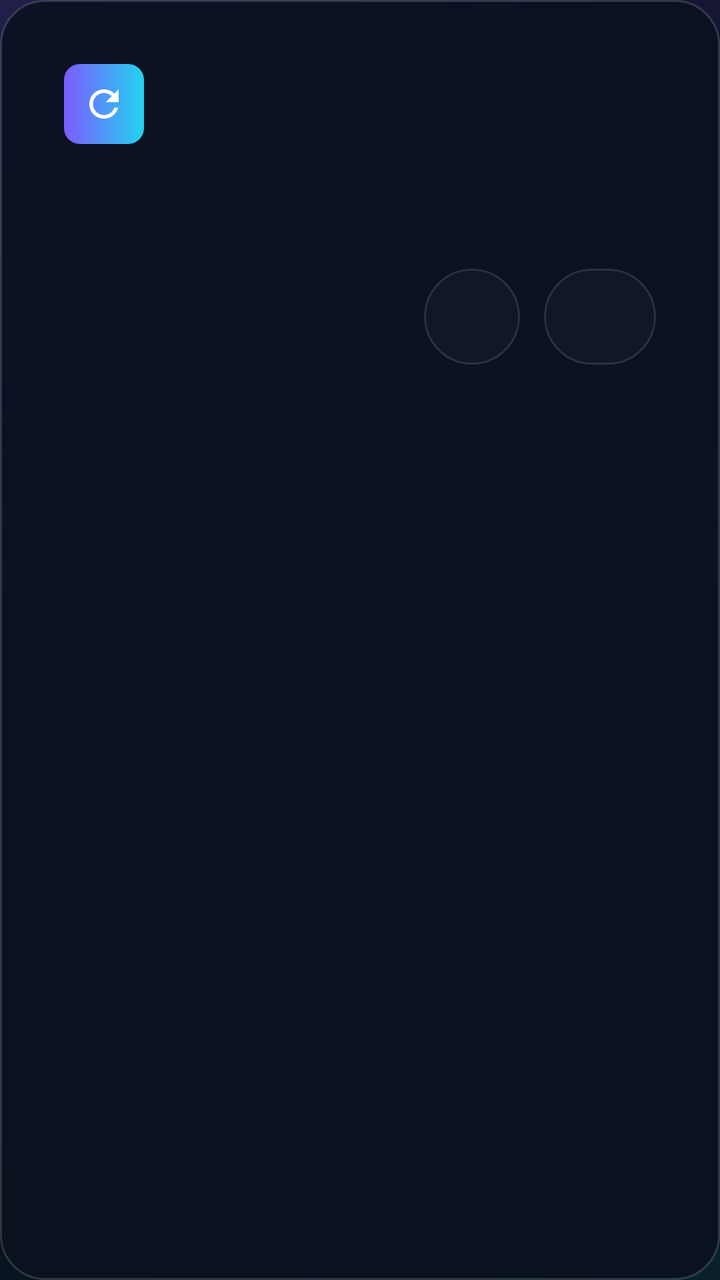
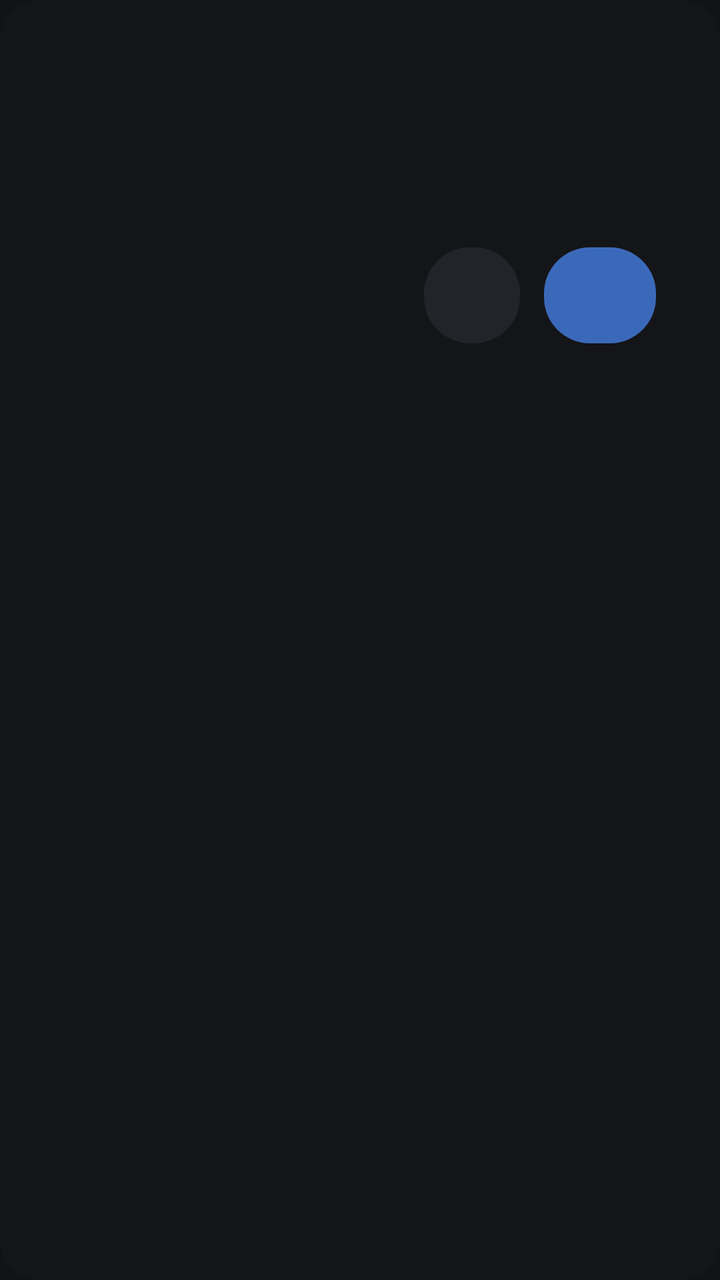

Two renders of the same Android screen: before a commit and after it. Below are the layout's source before the change and the commit's diff.
<!-- AndroidManifest.xml: application theme Theme.Lumen -->
<!-- res/layout/dialog_update.xml -->
<?xml version="1.0" encoding="utf-8"?>
<LinearLayout xmlns:android="http://schemas.android.com/apk/res/android"
    android:layout_width="520dp"
    android:layout_height="wrap_content"
    android:background="@drawable/bg_panel"
    android:orientation="vertical"
    android:padding="32dp">

    <LinearLayout
        android:layout_width="match_parent"
        android:layout_height="wrap_content"
        android:gravity="center_vertical"
        android:orientation="horizontal">

        <FrameLayout
            android:layout_width="40dp"
            android:layout_height="40dp"
            android:background="@drawable/bg_chip_accent">

            <ImageView
                android:layout_width="22dp"
                android:layout_height="22dp"
                android:layout_gravity="center"
                android:src="@drawable/ic_refresh" />
        </FrameLayout>

        <TextView
            android:id="@+id/upd_title"
            android:layout_width="0dp"
            android:layout_height="wrap_content"
            android:layout_marginStart="16dp"
            android:layout_weight="1"
            android:tag="bold"
            android:textColor="@color/text"
            android:textSize="22sp" />
    </LinearLayout>

    <TextView
        android:id="@+id/upd_text"
        android:layout_width="match_parent"
        android:layout_height="wrap_content"
        android:layout_marginTop="16dp"
        android:lineSpacingExtra="3dp"
        android:textColor="@color/text_2"
        android:textSize="15sp" />

    <ProgressBar
        android:id="@+id/upd_progress"
        style="@android:style/Widget.Material.ProgressBar.Horizontal"
        android:layout_width="match_parent"
        android:layout_height="8dp"
        android:layout_marginTop="20dp"
        android:max="100"
        android:progressBackgroundTint="@color/surface_3"
        android:progressTint="@color/accent_2"
        android:visibility="gone" />

    <LinearLayout
        android:layout_width="match_parent"
        android:layout_height="wrap_content"
        android:layout_marginTop="26dp"
        android:gravity="end"
        android:orientation="horizontal">

        <TextView
            android:id="@+id/upd_later"
            android:layout_width="wrap_content"
            android:layout_height="48dp"
            android:background="@drawable/bg_button"
            android:clickable="true"
            android:focusable="true"
            android:gravity="center"
            android:paddingStart="24dp"
            android:paddingEnd="24dp"
            android:tag="medium"
            android:textColor="@color/text"
            android:textSize="15sp" />

        <TextView
            android:id="@+id/upd_install"
            android:layout_width="wrap_content"
            android:layout_height="48dp"
            android:layout_marginStart="12dp"
            android:background="@drawable/bg_button"
            android:clickable="true"
            android:focusable="true"
            android:gravity="center"
            android:paddingStart="28dp"
            android:paddingEnd="28dp"
            android:tag="semibold"
            android:textColor="@color/text"
            android:textSize="15sp" />
    </LinearLayout>
</LinearLayout>
<!-- resources referenced by this layout -->
<resources>
  <color name="accent_2">#22D3EE</color>
  <color name="surface_3">#232F48</color>
  <color name="text">#F4F6FB</color>
  <color name="text_2">#A3AECA</color>
  <!-- drawable bg_button (drawable) -->
  <?xml version="1.0" encoding="utf-8"?>
  <selector xmlns:android="http://schemas.android.com/apk/res/android">
      <item android:state_focused="true">
          <shape android:shape="rectangle">
              <corners android:radius="24dp" />
              <gradient android:angle="0" android:startColor="@color/accent" android:endColor="#4F7CF0" />
          </shape>
      </item>
      <item>
          <shape android:shape="rectangle">
              <corners android:radius="24dp" />
              <solid android:color="#B3121A2B" />
              <stroke android:width="1dp" android:color="#1FFFFFFF" />
          </shape>
      </item>
  </selector>
  <!-- drawable bg_chip_accent (drawable) -->
  <?xml version="1.0" encoding="utf-8"?>
  <shape xmlns:android="http://schemas.android.com/apk/res/android" android:shape="rectangle">
      <corners android:radius="8dp" />
      <gradient android:angle="0" android:startColor="@color/accent" android:endColor="@color/accent_2" />
  </shape>
  <!-- drawable bg_panel (drawable) -->
  <?xml version="1.0" encoding="utf-8"?>
  <shape xmlns:android="http://schemas.android.com/apk/res/android" android:shape="rectangle">
      <corners android:radius="22dp" />
      <solid android:color="#E60B1120" />
      <stroke android:width="1dp" android:color="#26FFFFFF" />
  </shape>
  <!-- drawable ic_refresh (drawable) -->
  <?xml version="1.0" encoding="utf-8"?>
  <vector xmlns:android="http://schemas.android.com/apk/res/android"
      android:width="24dp" android:height="24dp" android:viewportWidth="24" android:viewportHeight="24">
      <path android:fillColor="#FFFFFFFF" android:pathData="M17.65,6.35C16.2,4.9 14.21,4 12,4c-4.42,0 -7.99,3.58 -7.99,8s3.57,8 7.99,8c3.73,0 6.84,-2.55 7.73,-6h-2.08c-0.82,2.33 -3.04,4 -5.65,4 -3.31,0 -6,-2.69 -6,-6s2.69,-6 6,-6c1.66,0 3.14,0.69 4.22,1.78L13,11h7V4l-2.35,2.35z" />
  </vector>
  <style name="Theme.Lumen" parent="@android:style/Theme.Material.NoActionBar.Fullscreen">
          <item name="android:windowBackground">@drawable/bg_app</item>
          <item name="android:colorPrimary">@color/accent</item>
          <item name="android:colorPrimaryDark">@color/bg_deep</item>
          <item name="android:colorAccent">@color/accent_2</item>
          <item name="android:textColorPrimary">@color/text</item>
          <item name="android:textColorSecondary">@color/text_2</item>
          <item name="android:textColorHint">@color/text_3</item>
          <item name="android:windowContentOverlay">@null</item>
          <item name="android:windowNoTitle">true</item>
          <item name="android:colorBackground">@color/bg</item>
      </style>
  <color name="accent">#7C5CFF</color>
  <!-- drawable bg_app (drawable) -->
  <?xml version="1.0" encoding="utf-8"?>
  <layer-list xmlns:android="http://schemas.android.com/apk/res/android">
      <item>
          <shape android:shape="rectangle">
              <gradient android:angle="315" android:startColor="#0B1222" android:centerColor="#080D19" android:endColor="#05080F" />
          </shape>
      </item>
      <item>
          <shape android:shape="rectangle">
              <gradient android:type="radial" android:centerX="0.08" android:centerY="0.0"
                  android:gradientRadius="620dp" android:startColor="#2E7C5CFF" android:endColor="#007C5CFF" />
          </shape>
      </item>
      <item>
          <shape android:shape="rectangle">
              <gradient android:type="radial" android:centerX="1.0" android:centerY="1.0"
                  android:gradientRadius="560dp" android:startColor="#1F22D3EE" android:endColor="#0022D3EE" />
          </shape>
      </item>
  </layer-list>
  <color name="bg_deep">#05080F</color>
  <color name="text_3">#64708A</color>
  <color name="bg">#0A0F1C</color>
</resources>

<!-- the commit's change to res/layout/dialog_update.xml (unified diff, before → after) -->
@@ -12,23 +12,10 @@
         android:gravity="center_vertical"
         android:orientation="horizontal">
 
-        <FrameLayout
-            android:layout_width="40dp"
-            android:layout_height="40dp"
-            android:background="@drawable/bg_chip_accent">
-
-            <ImageView
-                android:layout_width="22dp"
-                android:layout_height="22dp"
-                android:layout_gravity="center"
-                android:src="@drawable/ic_refresh" />
-        </FrameLayout>
-
         <TextView
             android:id="@+id/upd_title"
             android:layout_width="0dp"
             android:layout_height="wrap_content"
-            android:layout_marginStart="16dp"
             android:layout_weight="1"
             android:tag="bold"
             android:textColor="@color/text"
@@ -52,7 +39,7 @@
         android:layout_marginTop="20dp"
         android:max="100"
         android:progressBackgroundTint="@color/surface_3"
-        android:progressTint="@color/accent_2"
+        android:progressTint="@color/accent"
         android:visibility="gone" />
 
     <LinearLayout
@@ -81,7 +68,7 @@
             android:layout_width="wrap_content"
             android:layout_height="48dp"
             android:layout_marginStart="12dp"
-            android:background="@drawable/bg_button"
+            android:background="@drawable/bg_button_primary"
             android:clickable="true"
             android:focusable="true"
             android:gravity="center"
<!-- resource entries referenced after the edit -->
@@ -1,50 +1,53 @@
 <!-- resources referenced by this layout -->
 <resources>
-  <color name="accent_2">#22D3EE</color>
-  <color name="surface_3">#232F48</color>
-  <color name="text">#F4F6FB</color>
-  <color name="text_2">#A3AECA</color>
+  <color name="surface_3">#2C2F35</color>
+  <color name="text">#F2F3F5</color>
+  <color name="text_2">#A6AAB2</color>
   <!-- drawable bg_button (drawable) -->
   <?xml version="1.0" encoding="utf-8"?>
   <selector xmlns:android="http://schemas.android.com/apk/res/android">
       <item android:state_focused="true">
           <shape android:shape="rectangle">
-              <corners android:radius="24dp" />
-              <gradient android:angle="0" android:startColor="@color/accent" android:endColor="#4F7CF0" />
+              <corners android:radius="23dp" />
+              <solid android:color="@color/surface_3" />
+              <stroke android:width="2dp" android:color="@color/focus" />
           </shape>
       </item>
       <item>
           <shape android:shape="rectangle">
-              <corners android:radius="24dp" />
-              <solid android:color="#B3121A2B" />
-              <stroke android:width="1dp" android:color="#1FFFFFFF" />
+              <corners android:radius="23dp" />
+              <solid android:color="@color/surface_2" />
           </shape>
       </item>
   </selector>
-  <!-- drawable bg_chip_accent (drawable) -->
+  <!-- drawable bg_button_primary (drawable) -->
   <?xml version="1.0" encoding="utf-8"?>
-  <shape xmlns:android="http://schemas.android.com/apk/res/android" android:shape="rectangle">
-      <corners android:radius="8dp" />
-      <gradient android:angle="0" android:startColor="@color/accent" android:endColor="@color/accent_2" />
-  </shape>
+  <selector xmlns:android="http://schemas.android.com/apk/res/android">
+      <item android:state_focused="true">
+          <shape android:shape="rectangle">
+              <corners android:radius="23dp" />
+              <solid android:color="@color/accent" />
+              <stroke android:width="2dp" android:color="@color/focus" />
+          </shape>
+      </item>
+      <item>
+          <shape android:shape="rectangle">
+              <corners android:radius="23dp" />
+              <solid android:color="#B34C8DFF" />
+          </shape>
+      </item>
+  </selector>
   <!-- drawable bg_panel (drawable) -->
   <?xml version="1.0" encoding="utf-8"?>
   <shape xmlns:android="http://schemas.android.com/apk/res/android" android:shape="rectangle">
-      <corners android:radius="22dp" />
-      <solid android:color="#E60B1120" />
-      <stroke android:width="1dp" android:color="#26FFFFFF" />
+      <corners android:radius="18dp" />
+      <solid android:color="#F2151619" />
   </shape>
-  <!-- drawable ic_refresh (drawable) -->
-  <?xml version="1.0" encoding="utf-8"?>
-  <vector xmlns:android="http://schemas.android.com/apk/res/android"
-      android:width="24dp" android:height="24dp" android:viewportWidth="24" android:viewportHeight="24">
-      <path android:fillColor="#FFFFFFFF" android:pathData="M17.65,6.35C16.2,4.9 14.21,4 12,4c-4.42,0 -7.99,3.58 -7.99,8s3.57,8 7.99,8c3.73,0 6.84,-2.55 7.73,-6h-2.08c-0.82,2.33 -3.04,4 -5.65,4 -3.31,0 -6,-2.69 -6,-6s2.69,-6 6,-6c1.66,0 3.14,0.69 4.22,1.78L13,11h7V4l-2.35,2.35z" />
-  </vector>
   <style name="Theme.Lumen" parent="@android:style/Theme.Material.NoActionBar.Fullscreen">
           <item name="android:windowBackground">@drawable/bg_app</item>
           <item name="android:colorPrimary">@color/accent</item>
           <item name="android:colorPrimaryDark">@color/bg_deep</item>
-          <item name="android:colorAccent">@color/accent_2</item>
+          <item name="android:colorAccent">@color/accent</item>
           <item name="android:textColorPrimary">@color/text</item>
           <item name="android:textColorSecondary">@color/text_2</item>
           <item name="android:textColorHint">@color/text_3</item>
@@ -52,30 +55,16 @@
           <item name="android:windowNoTitle">true</item>
           <item name="android:colorBackground">@color/bg</item>
       </style>
-  <color name="accent">#7C5CFF</color>
+  <color name="focus">#FFFFFF</color>
+  <color name="surface_2">#222429</color>
+  <color name="accent">#4C8DFF</color>
   <!-- drawable bg_app (drawable) -->
   <?xml version="1.0" encoding="utf-8"?>
-  <layer-list xmlns:android="http://schemas.android.com/apk/res/android">
-      <item>
-          <shape android:shape="rectangle">
-              <gradient android:angle="315" android:startColor="#0B1222" android:centerColor="#080D19" android:endColor="#05080F" />
-          </shape>
-      </item>
-      <item>
-          <shape android:shape="rectangle">
-              <gradient android:type="radial" android:centerX="0.08" android:centerY="0.0"
-                  android:gradientRadius="620dp" android:startColor="#2E7C5CFF" android:endColor="#007C5CFF" />
-          </shape>
-      </item>
-      <item>
-          <shape android:shape="rectangle">
-              <gradient android:type="radial" android:centerX="1.0" android:centerY="1.0"
-                  android:gradientRadius="560dp" android:startColor="#1F22D3EE" android:endColor="#0022D3EE" />
-          </shape>
-      </item>
-  </layer-list>
-  <color name="bg_deep">#05080F</color>
-  <color name="text_3">#64708A</color>
-  <color name="bg">#0A0F1C</color>
+  <shape xmlns:android="http://schemas.android.com/apk/res/android" android:shape="rectangle">
+      <solid android:color="@color/bg" />
+  </shape>
+  <color name="bg_deep">#0B0C0E</color>
+  <color name="text_3">#6C717B</color>
+  <color name="bg">#111215</color>
 </resources>
 
